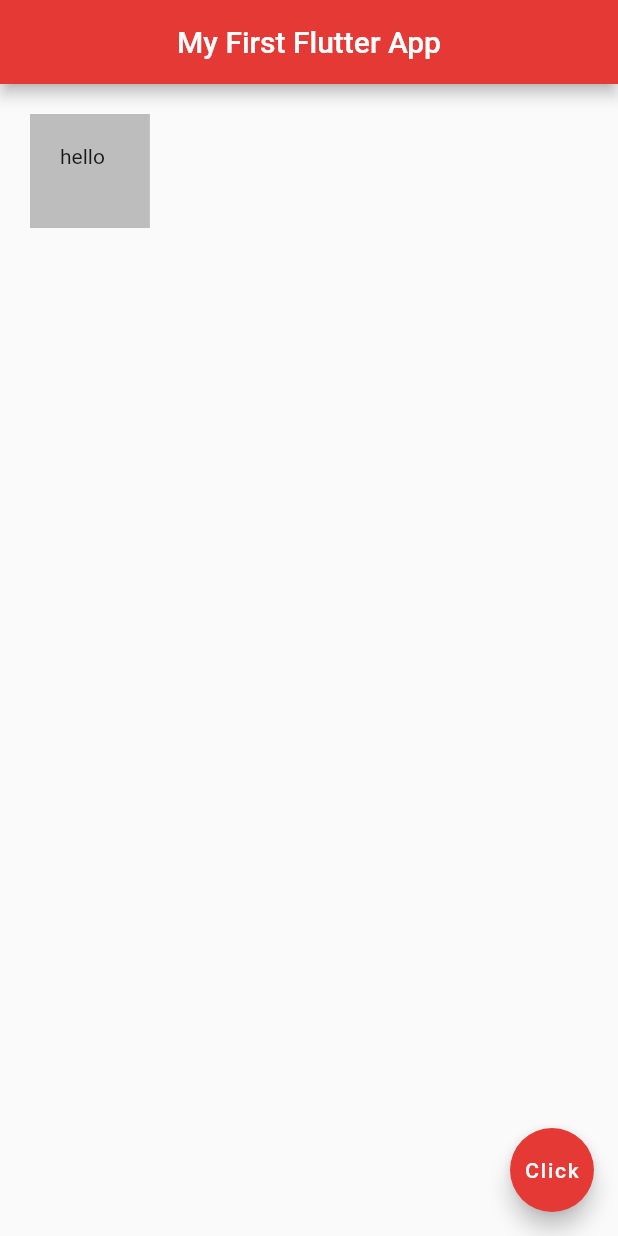
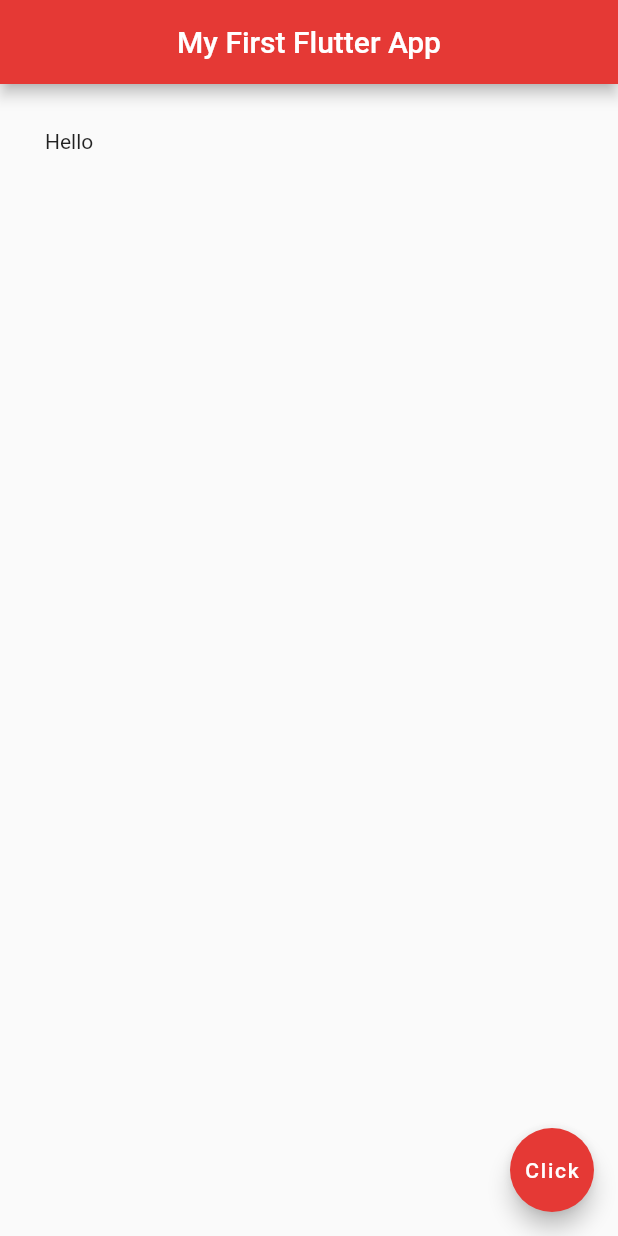
Before and after one commit to beslimir/MyFirstFlutterProject, a Flutter app: the screen it shows after launch, on a phone screen of 412 x 824 dp. Run offline on Flutter 3.47's test engine with Material 2 defaults, Android fonts, the phone set to English and light mode, and no system bars.

Commit message:
Padding vs Container

```diff
--- a/lib/main.dart
+++ b/lib/main.dart
@@ -15,11 +15,9 @@ class Home extends StatelessWidget {
         centerTitle: true,
         backgroundColor: Colors.red[600],
       ),
-      body: Container(
-        padding: EdgeInsets.fromLTRB(20.0, 20.0, 30.0, 40.0),
-        margin: EdgeInsets.all(20.0),
-        color: Colors.grey[400],
-        child: Text('hello'),
+      body: Padding(
+        padding: EdgeInsets.all(30.0),
+        child: Text('Hello'),
       ),
       floatingActionButton: FloatingActionButton(
         onPressed: () {  },
```
